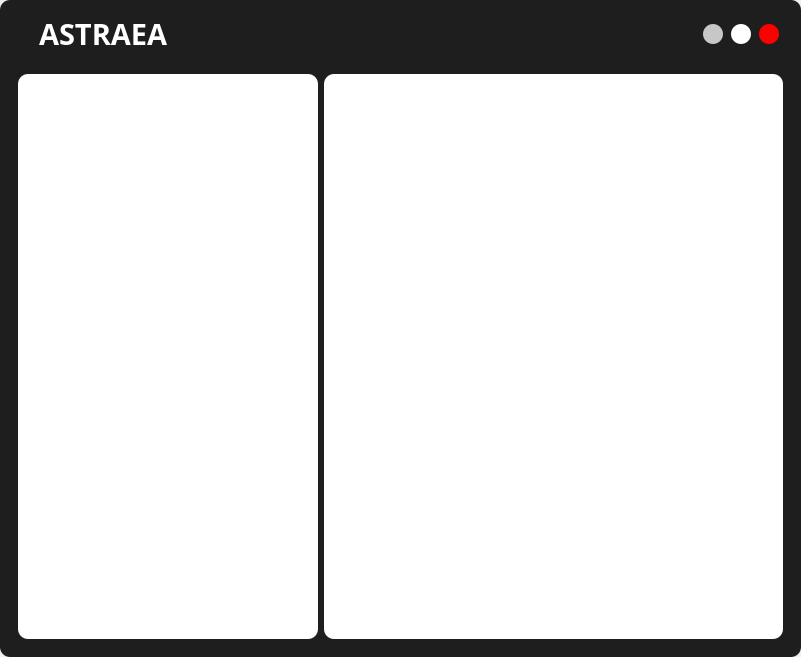
First picture: the form in UI_Files/Doc.ui, repository hoangm960/Astraea, before the edit.
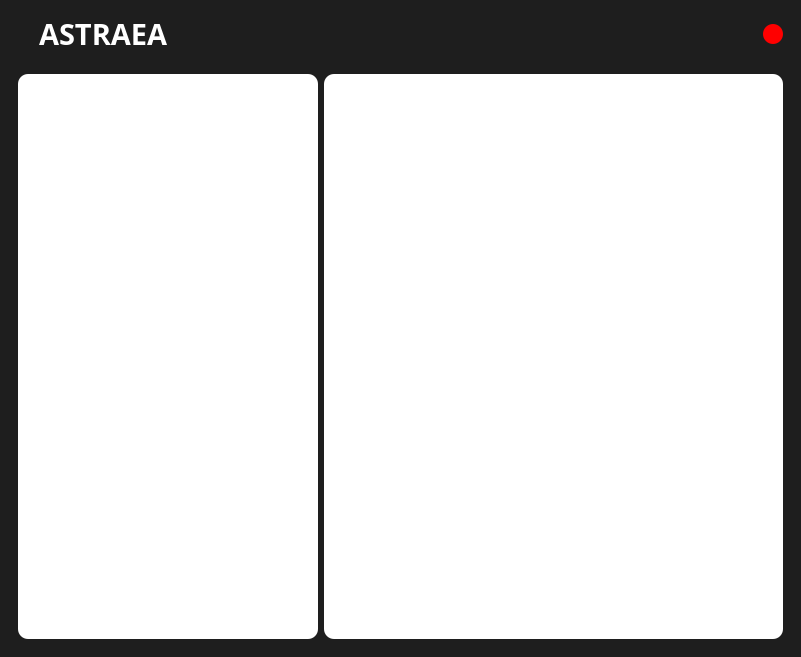
Second picture: the form after the edit.

```diff
--- a/UI_Files/Doc.ui
+++ b/UI_Files/Doc.ui
@@ -15,9 +15,14 @@
   </property>
   <widget class="QWidget" name="centralwidget">
    <property name="styleSheet">
-    <string notr="true">background-color: rgb(30, 30, 30);
-border-radius: 10px;
-color: rgb(255, 255, 255);</string>
+    <string notr="true">QWidget{ 
+	background-color: rgb(30, 30, 30);
+	color: rgb(255, 255, 255);
+}
+
+QFrame{
+	border-radius: 10px;
+}</string>
    </property>
    <layout class="QVBoxLayout" name="verticalLayout">
     <item>
@@ -87,7 +92,7 @@
          </layout>
         </widget>
        </item>
-       <item>
+       <item alignment="Qt::AlignRight">
         <widget class="QFrame" name="btn_frame">
          <property name="maximumSize">
           <size>
@@ -105,74 +110,6 @@
           <enum>QFrame::Raised</enum>
          </property>
          <layout class="QHBoxLayout" name="horizontalLayout_3">
-          <item>
-           <widget class="QPushButton" name="btn_minimize">
-            <property name="minimumSize">
-             <size>
-              <width>20</width>
-              <height>20</height>
-             </size>
-            </property>
-            <property name="maximumSize">
-             <size>
-              <width>20</width>
-              <height>20</height>
-             </size>
-            </property>
-            <property name="toolTip">
-             <string>Minimize</string>
-            </property>
-            <property name="styleSheet">
-             <string notr="true">QPushButton {
-	border: none;
-	border-radius: 10px;
-	background-color: rgb(255, 170, 0);
-	background-color: rgb(199, 199, 199);
-}
-QPushButton:hover {
-	background-color: rgba(255, 170, 0, 150);
-	background-color: rgba(199, 199, 199, 150);
-}</string>
-            </property>
-            <property name="text">
-             <string/>
-            </property>
-           </widget>
-          </item>
-          <item>
-           <widget class="QPushButton" name="btn_maximize">
-            <property name="minimumSize">
-             <size>
-              <width>20</width>
-              <height>20</height>
-             </size>
-            </property>
-            <property name="maximumSize">
-             <size>
-              <width>20</width>
-              <height>20</height>
-             </size>
-            </property>
-            <property name="toolTip">
-             <string>Maximize</string>
-            </property>
-            <property name="styleSheet">
-             <string notr="true">QPushButton {
-	border: none;
-	border-radius: 10px;
-	background-color: rgb(85, 255, 127);
-	background-color: rgb(255, 255, 255);
-}
-QPushButton:hover {
-	background-color: rgba(85, 255, 127, 150);
-	background-color: rgba(255, 255, 255, 150);
-}</string>
-            </property>
-            <property name="text">
-             <string/>
-            </property>
-           </widget>
-          </item>
           <item>
            <widget class="QPushButton" name="btn_quit">
             <property name="minimumSize">
```
